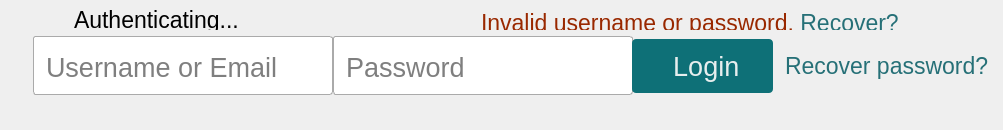
Before: the Qt Designer form interface/ui/loginDialog.ui in vircadia/vircadia-native-core, drawn with Qt 5.
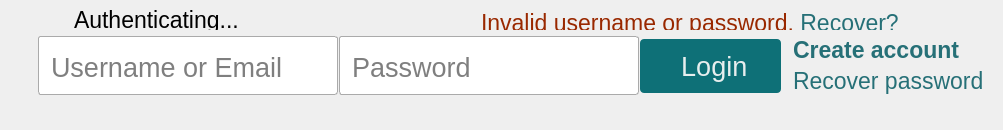
After: the same form once the commit is applied. Icons and pictures are not drawn.

Commit message: "Create account" link

```diff
--- a/interface/ui/loginDialog.ui
+++ b/interface/ui/loginDialog.ui
@@ -456,9 +456,12 @@
            </property>
            <property name="text">
             <string>&lt;style type=&quot;text/css&quot;&gt;
-	a { text-decoration: none; color: #267077;}
+a { text-decoration: none; color: #267077; margin:0;padding:0;}
+#create {font-weight:bold;}
+p {margin:5px 0;}
 &lt;/style&gt;
-&lt;a href=&quot;https://metaverse.highfidelity.com/password/new&quot;&gt;Recover password?&lt;/a&gt;</string>
+&lt;p&gt;&lt;a id=&quot;create&quot; href=&quot;https://metaverse.highfidelity.com/users/new&quot;&gt;Create account&lt;/a&gt;&lt;/p&gt;
+&lt;p&gt;&lt;a href=&quot;https://metaverse.highfidelity.com/users/password/new&quot;&gt;Recover password&lt;/a&gt;&lt;/p&gt;</string>
            </property>
            <property name="openExternalLinks">
             <bool>true</bool>
```
